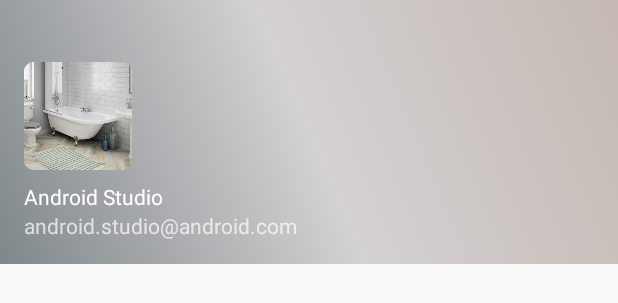
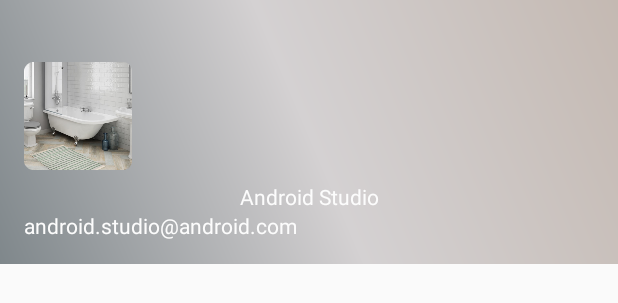
Before and after one commit to Ruslan320/SmartHome, an Android app: the layout nav_header_main.xml on its own in the app's theme, with its tools: preview values and no code run, on a phone screen of 412 x 824 dp. Shown: the top 303 px of the screen. Run offline under Robolectric (Android 15) with nearby library versions, the phone set to English and light mode, and no system bars.

Commit message:
TextView connected to Style

```diff
--- a/app/src/main/java/com/example/smarthome/activity/MainActivity.java
+++ b/app/src/main/java/com/example/smarthome/activity/MainActivity.java
@@ -96,6 +96,11 @@ public class MainActivity extends AppCompatActivity
         TextView em; //Email at the opening menu
         nm = findViewById(R.id.nav_name);
         em = findViewById(R.id.nav_email);
+
+        //if(user.getDisplayName()!=null) nm.setText(user.getDisplayName());
+        //if(user.getEmail()!=null) em.setText(user.getEmail());
+
+
 
         initRecycleView();
         String s = user.getUid();
--- a/app/src/main/res/layout-v21/app_bar_main.xml
+++ b/app/src/main/res/layout-v21/app_bar_main.xml
@@ -29,7 +29,7 @@
                 android:textSize="30sp"
                 android:gravity="center"
                 android:typeface="sans"
-                android:textColor="@color/colorPrimaryLight"
+                style="@style/TextViewStyle"
                 />
 
         </android.support.v7.widget.Toolbar>
--- a/app/src/main/res/layout/app_bar_main.xml
+++ b/app/src/main/res/layout/app_bar_main.xml
@@ -33,7 +33,8 @@
                 android:text="@string/all_rooms"
                 android:textColor="@color/colorPrimaryLight"
                 android:textSize="30sp"
-                app:fontFamily="sans-serif-black" />
+                app:fontFamily="sans-serif-black"
+                style="@style/TextViewStyle"/>
 
         </android.support.v7.widget.Toolbar>
 
--- a/app/src/main/res/layout/content_room_info.xml
+++ b/app/src/main/res/layout/content_room_info.xml
@@ -48,7 +48,8 @@
                     android:text="@string/kitchen"
                     android:textColor="@color/colorPrimaryLight"
                     android:textSize="40sp"
-                    android:padding="10dp"/>
+                    android:padding="10dp"
+                    style="@style/TextViewStyle"/>
                 <View
                     android:layout_width="100sp"
                     android:layout_height="5sp"
@@ -74,7 +75,7 @@
                 android:text="20°C"
                 android:textSize="70sp"
                 android:layout_gravity="bottom"
-                android:textColor="@color/colorPrimaryLight"/>
+                style="@style/TextViewStyle"/>
         </android.support.v7.widget.CardView>
 
         <View
--- a/app/src/main/res/layout/nav_header_main.xml
+++ b/app/src/main/res/layout/nav_header_main.xml
@@ -26,12 +26,14 @@
         android:layout_height="wrap_content"
         android:paddingTop="@dimen/nav_header_vertical_spacing"
         android:text="@string/nav_header_title"
-        android:textAppearance="@style/TextAppearance.AppCompat.Body1" />
+        android:textAppearance="@style/TextAppearance.AppCompat.Body1"
+        style="@style/TextViewStyle"   />
 
     <TextView
         android:id="@+id/nav_email"
         android:layout_width="wrap_content"
         android:layout_height="wrap_content"
-        android:text="@string/nav_header_subtitle" />
+        android:text="@string/nav_header_subtitle"
+        style="@style/TextViewStyle" />
 
 </LinearLayout>
--- a/app/src/main/res/values/styles.xml
+++ b/app/src/main/res/values/styles.xml
@@ -34,4 +34,9 @@
         <item name="android:colorForeground">@android:color/darker_gray</item>
     </style>
 
+    <style name="TextViewStyle">
+        <item name="android:textColor">@color/colorPrimaryLight</item>
+        <item name="android:gravity">center</item>
+    </style>
+
 </resources>
```
Also changed, not shown: app/src/main/java/com/example/smarthome/activity/SignIn.java (+12 -0 lines).
